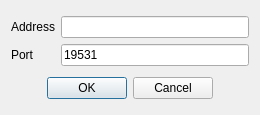
Old version of the form src/modes/journald/journaldAddressDialog.ui in the repository KDE/ksystemlog.
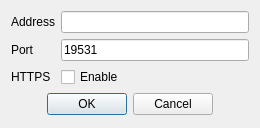
New version of the form.

Commit message: Added UI to enable HTTPS for remote journals.

Diff of the .ui file:
```diff
--- a/src/modes/journald/journaldAddressDialog.ui
+++ b/src/modes/journald/journaldAddressDialog.ui
@@ -7,7 +7,7 @@
     <x>0</x>
     <y>0</y>
     <width>260</width>
-    <height>115</height>
+    <height>128</height>
    </rect>
   </property>
   <layout class="QVBoxLayout" name="verticalLayout">
@@ -53,6 +53,20 @@
        </property>
       </widget>
      </item>
+     <item row="2" column="0">
+      <widget class="QLabel" name="httpsLabel">
+       <property name="text">
+        <string notr="true">HTTPS</string>
+       </property>
+      </widget>
+     </item>
+     <item row="2" column="1">
+      <widget class="QCheckBox" name="httpsCheckBox">
+       <property name="text">
+        <string>Enable</string>
+       </property>
+      </widget>
+     </item>
     </layout>
    </item>
    <item>
```
The commit also changes 6 other files.
